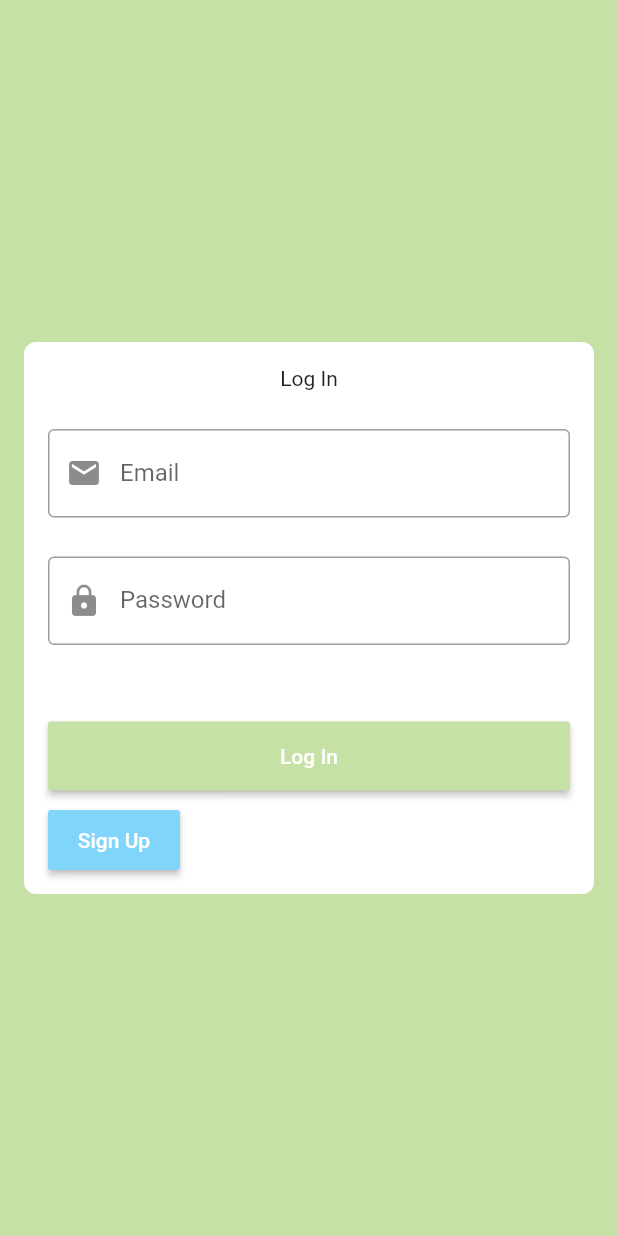
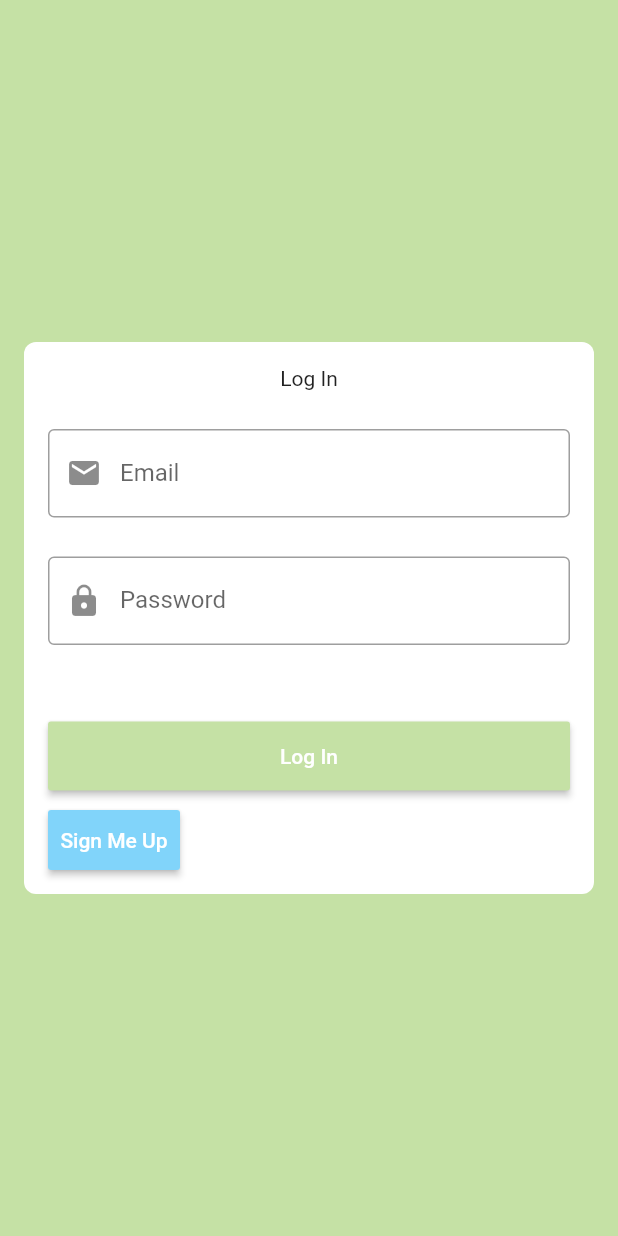
Before and after one commit to abd-ulrehman/Hisaab-flutter-app, a Flutter app: the screen it shows after launch, on a phone screen of 412 x 824 dp. Run offline on Flutter 3.47's test engine with Material 2 defaults, Android fonts, the phone set to English and light mode, and no system bars.

Commit message:
this commit is by the working-directory

```diff
--- a/hisaab/lib/LoginPage.dart
+++ b/hisaab/lib/LoginPage.dart
@@ -118,7 +118,7 @@ class LoginPage extends StatelessWidget {
                 );
               },
               child: Text(
-                "Sign Up",
+                "Sign Me Up",
               ),
             ),
           ),
```
